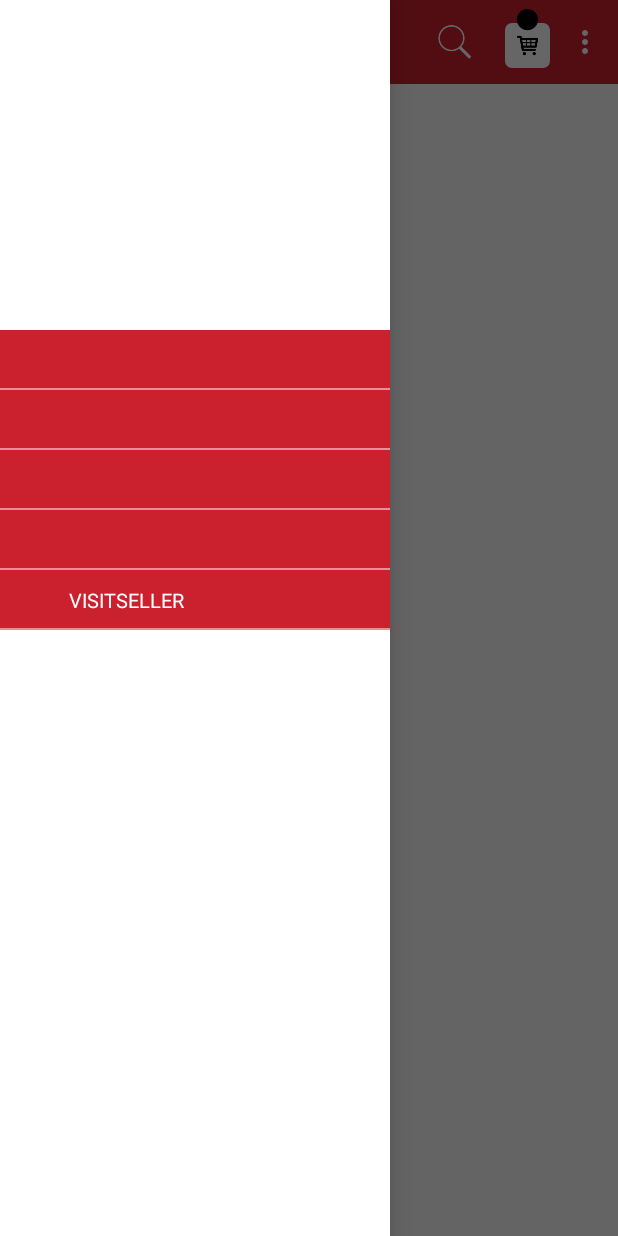
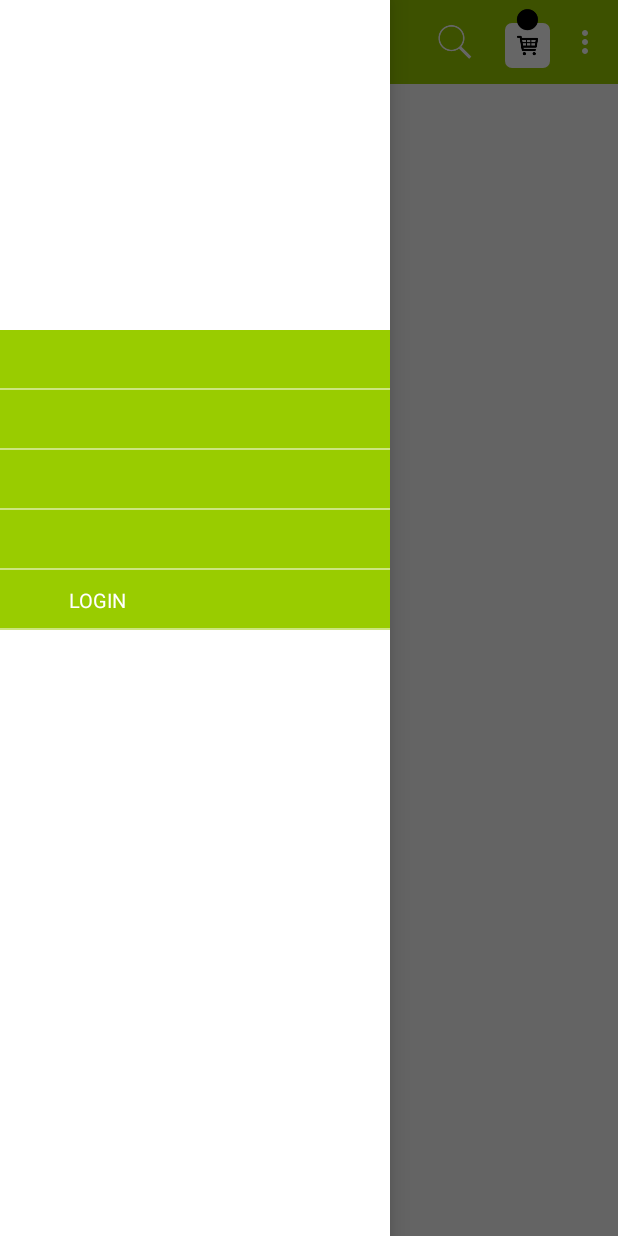
Before and after one commit to berryallen1996/Android, an Android app: the screen it shows after launch (ARC_HomePage), with the side drawer open, on a phone screen of 412 x 824 dp. Run offline under Robolectric (Android 15) with nearby library versions, the phone set to English and light mode, and no system bars.

Commit message:
Register and Login Layouts

```diff
--- a/app/build.gradle
+++ b/app/build.gradle
@@ -24,6 +24,7 @@ android {
 dependencies {
     implementation fileTree(dir: 'libs', include: ['*.jar'])
     compile 'com.android.support:appcompat-v7:24.+'
+    compile 'com.android.support:design:24.0.0'
     implementation 'com.android.support.constraint:constraint-layout:1.1.2'
     testImplementation 'junit:junit:4.12'
     androidTestImplementation 'com.android.support.test:runner:1.0.2'
--- a/app/src/main/AndroidManifest.xml
+++ b/app/src/main/AndroidManifest.xml
@@ -15,7 +15,9 @@
                 <category android:name="android.intent.category.LAUNCHER" />
             </intent-filter>
         </activity>
-        <activity android:name=".ARC_HomePage"></activity>
+        <activity android:name=".ARC_HomePage" />
+        <activity android:name=".ARC_Login_Activity" />
+        <activity android:name=".ARC_Navigation_Drawer_Activity.ARC_Registration_Activity"></activity>
     </application>
 
 </manifest>
--- a/app/src/main/java/com/example/themechanic/arc_project/ARC_MainActivity.java
+++ b/app/src/main/java/com/example/themechanic/arc_project/ARC_MainActivity.java
@@ -25,6 +25,7 @@ public class ARC_MainActivity extends Activity
             {
                 Intent in = new Intent(ARC_MainActivity.this,ARC_HomePage.class);
                 startActivity(in);
+                finish();
             }
         }, 2000);
 
--- a/app/src/main/java/com/example/themechanic/arc_project/ARC_Navigation_Drawer_Activity/ARC_FragmentDrawer.java
+++ b/app/src/main/java/com/example/themechanic/arc_project/ARC_Navigation_Drawer_Activity/ARC_FragmentDrawer.java
@@ -43,6 +43,8 @@ import android.widget.LinearLayout;
 import android.widget.RelativeLayout;
 import android.widget.TextView;
 import android.widget.Toast;
+
+import com.example.themechanic.arc_project.ARC_Login_Activity;
 import com.example.themechanic.arc_project.R;
 
 import org.json.JSONArray;
@@ -58,7 +60,7 @@ public class ARC_FragmentDrawer extends Fragment
 
     View header;
     LinearLayout cmpspages;
-
+    RelativeLayout logoutsection;
     String theme="";
     int accessresult;
     public ARC_FragmentDrawer()
@@ -79,6 +81,25 @@ public class ARC_FragmentDrawer extends Fragment
     {
         View layout = null;
         layout = inflater.inflate(R.layout.fragment_navigation_drawer, container, false);
+
+        logoutsection=(RelativeLayout)layout.findViewById(R.id.logoutsection);
+
+
+
+
+        /*************************************Drawer Clicks**********************************************/
+        logoutsection.setOnClickListener(new View.OnClickListener() {
+            @Override
+            public void onClick(View view)
+            {
+                Intent login = new Intent(getActivity(), ARC_Login_Activity.class);
+                startActivity(login);
+            }
+        });
+
+        /*************************************Drawer Clicks**********************************************/
+
+
         return layout;
     }
     public void setUp(int fragmentId, DrawerLayout drawerLayout, final Toolbar toolbar)
--- a/app/src/main/res/layout/fragment_navigation_drawer.xml
+++ b/app/src/main/res/layout/fragment_navigation_drawer.xml
@@ -348,44 +348,8 @@
         <RelativeLayout
             android:layout_width="match_parent"
             android:layout_height="40dp"
-
-            android:background="@color/AppTheme">
-            <TextView
-                android:layout_width="wrap_content"
-                android:layout_height="wrap_content"
-                android:minHeight="?android:attr/listPreferredItemHeightSmall"
-                android:textAppearance="?android:attr/textAppearanceListItemSmall"
-                android:textSize="13sp"
-                android:gravity="center_vertical"
-                android:layout_centerVertical="true"
-                android:layout_marginStart="5dp"
-                android:id="@+id/MageNative_Vistshops"
-                android:text="@string/visitseller"
-                android:textAllCaps="true"
-                android:layout_toEndOf="@+id/shops"
-                android:textColor="@color/white"/>
-            <ImageView
-                android:layout_width="25dp"
-                android:layout_height="wrap_content"
-                android:id="@+id/shops"
-                android:adjustViewBounds="true"
-                android:layout_alignParentStart="true"
-                android:layout_centerVertical="true"
-                android:layout_marginStart="15dp"
-
-                />
-            <TextView
-                android:layout_width="match_parent"
-                android:layout_height="1dp"
-                android:background="@color/white"
-                android:alpha="0.5"
-                android:layout_alignParentBottom="true"/>
-        </RelativeLayout>
-        <RelativeLayout
-            android:layout_width="match_parent"
-            android:layout_height="40dp"
             android:background="@color/AppTheme"
-            android:visibility="gone"
+            android:visibility="visible"
             android:id="@+id/logoutsection">
             <TextView
                 android:layout_width="wrap_content"
@@ -397,7 +361,7 @@
                 android:layout_centerVertical="true"
                 android:layout_marginStart="5dp"
                 android:id="@+id/MageNative_LogOUt"
-                android:text="@string/logout"
+                android:text="@string/login"
                 android:textAllCaps="true"
                 android:layout_toEndOf="@+id/logoutimage"
                 android:textColor="@color/white"/>
--- a/app/src/main/res/values/colors.xml
+++ b/app/src/main/res/values/colors.xml
@@ -164,7 +164,7 @@
     <item name="darkorange" type="color">#FFFF8800</item>
     <item name="darkred" type="color">#ff555555</item>
     <item name="categorybackground" type="color">#fa7310</item>
-    <color name="AppTheme">#cb202d</color>
+    <color name="AppTheme">#FF99CC00</color>
     <color name="status_bar_color">#000</color>
     <color name="secondory_color">#000</color>
     <color name="ButtonColor">#da4855</color>
--- a/app/src/main/res/values/strings.xml
+++ b/app/src/main/res/values/strings.xml
@@ -7,4 +7,9 @@
     <string name="MyStores">Stores</string>
     <string name="action_search">Search</string>
     <string name="action_cart">actioncart</string>
+    <string name="login">login</string>
+    <string name="firstname">First Name</string>
+    <string name="lastname">Last Name</string>
+    <string name="confirmpassword">Confirm Password</string>
+    <string name="mobilenumber">Mobile Number</string>
 </resources>
```
Also changed, not shown: app/src/main/java/com/example/themechanic/arc_project/ARC_Login_Activity.java (added, +35 -0 lines), app/src/main/java/com/example/themechanic/arc_project/ARC_Navigation_Drawer_Activity/ARC_Registration_Activity.java (added, +21 -0 lines), app/src/main/res/layout/activity_arc__login_.xml (added, +74 -0 lines), app/src/main/res/layout/activity_arc__registration_.xml (added, +133 -0 lines), app/src/main/res/values/styles.xml (+14 -0 lines), 1 other file.
